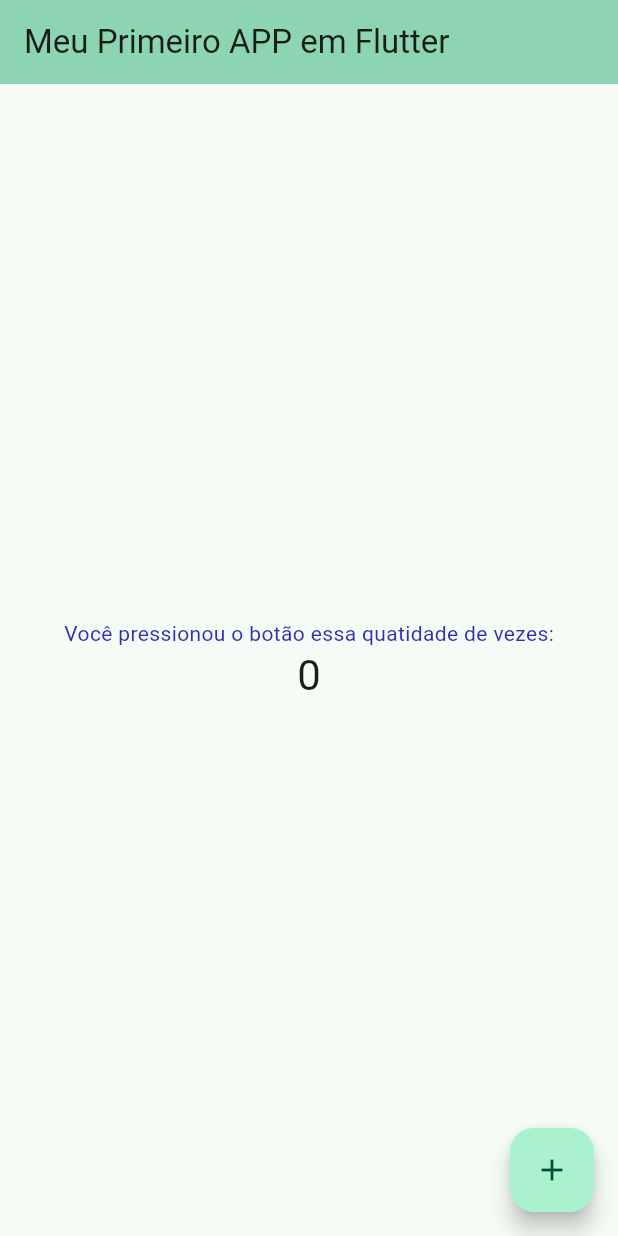
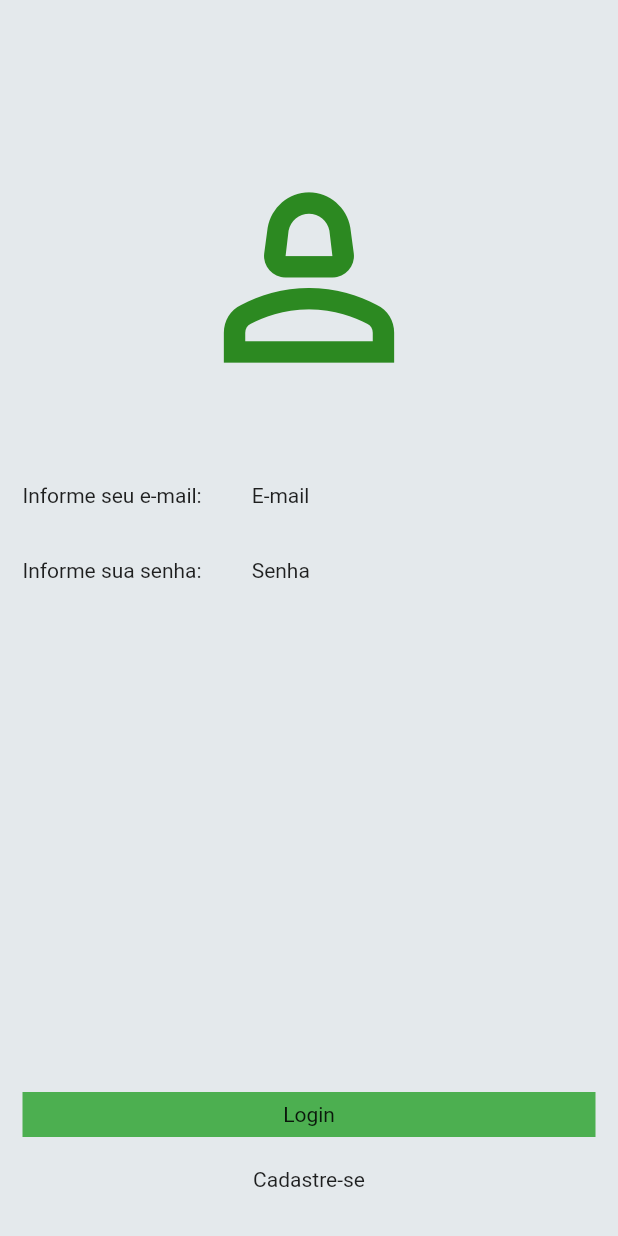
Before and after one commit to Williamalmeida27/Projeto_Flutter, a Flutter app: the screen it shows after launch, on a phone screen of 412 x 824 dp. Run offline on Flutter 3.47's test engine with Material 2 defaults, Android fonts, the phone set to English and light mode, and no system bars; our stand-ins replace google_fonts.

Commit message:
Atualizando o projeto em flutter v 0.1.0

```diff
--- a/lib/main.dart
+++ b/lib/main.dart
@@ -1,126 +1,9 @@
 import 'package:flutter/material.dart';
 
+import 'my_app.dart';
+
 void main() {
-  runApp(const MyApp());
+  //Todo void man é executado primeiro
+  runApp(
+      const MyApp()); //Todo runApp requer uma aplicação estado, neste caso apenas inicializar
 }
-
-class MyApp extends StatelessWidget {
-  const MyApp({super.key});
-
-  // This widget is the root of your application.
-  @override
-  Widget build(BuildContext context) {
-    return MaterialApp(
-      title: 'My_App',
-      theme: ThemeData(
-        // This is the theme of your application.
-        //
-        // TRY THIS: Try running your application with "flutter run". You'll see
-        // the application has a blue toolbar. Then, without quitting the app,
-        // try changing the seedColor in the colorScheme below to Colors.green
-        // and then invoke "hot reload" (save your changes or press the "hot
-        // reload" button in a Flutter-supported IDE, or press "r" if you used
-        // the command line to start the app).
-        //
-        // Notice that the counter didn't reset back to zero; the application
-        // state is not lost during the reload. To reset the state, use hot
-        // restart instead.
-        //
-        // This works for code too, not just values: Most code changes can be
-        // tested with just a hot reload.
-        colorScheme:
-            ColorScheme.fromSeed(seedColor: Color.fromARGB(255, 89, 239, 179)),
-        useMaterial3: true,
-      ),
-      home: const MyHomePage(title: 'Meu Primeiro APP em Flutter'),
-    );
-  }
-}
-
-class MyHomePage extends StatefulWidget {
-  const MyHomePage({super.key, required this.title});
-
-  // This widget is the home page of your application. It is stateful, meaning
-  // that it has a State object (defined below) that contains fields that affect
-  // how it looks.
-
-  // This class is the configuration for the state. It holds the values (in this
-  // case the title) provided by the parent (in this case the App widget) and
-  // used by the build method of the State. Fields in a Widget subclass are
-  // always marked "final".
-
-  final String title;
-
-  @override
-  State<MyHomePage> createState() => _MyHomePageState();
-}
-
-class _MyHomePageState extends State<MyHomePage> {
-  int _counter = 0;
-
-  void _incrementCounter() {
-    setState(() {
-      // This call to setState tells the Flutter framework that something has
-      // changed in this State, which causes it to rerun the build method below
-      // so that the display can reflect the updated values. If we changed
-      // _counter without calling setState(), then the build method would not be
-      // called again, and so nothing would appear to happen.
-      _counter++;
-    });
-  }
-
-  @override
-  Widget build(BuildContext context) {
-    // This method is rerun every time setState is called, for instance as done
-    // by the _incrementCounter method above.
-    //
-    // The Flutter framework has been optimized to make rerunning build methods
-    // fast, so that you can just rebuild anything that needs updating rather
-    // than having to individually change instances of widgets.
-    return Scaffold(
-      appBar: AppBar(
-        // TRY THIS: Try changing the color here to a specific color (to
-        // Colors.amber, perhaps?) and trigger a hot reload to see the AppBar
-        // change color while the other colors stay the same.
-        backgroundColor: Theme.of(context).colorScheme.inversePrimary,
-        // Here we take the value from the MyHomePage object that was created by
-        // the App.build method, and use it to set our appbar title.
-        title: Text(widget.title),
-      ),
-      body: Center(
-        // Center is a layout widget. It takes a single child and positions it
-        // in the middle of the parent.
-        child: Column(
-          // Column is also a layout widget. It takes a list of children and
-          // arranges them vertically. By default, it sizes itself to fit its
-          // children horizontally, and tries to be as tall as its parent.
-          //
-          // Column has various properties to control how it sizes itself and
-          // how it positions its children. Here we use mainAxisAlignment to
-          // center the children vertically; the main axis here is the vertical
-          // axis because Columns are vertical (the cross axis would be
-          // horizontal).
-          //
-          // TRY THIS: Invoke "debug painting" (choose the "Toggle Debug Paint"
-          // action in the IDE, or press "p" in the console), to see the
-          // wireframe for each widget.
-          mainAxisAlignment: MainAxisAlignment.center,
-          children: <Widget>[
-            const Text(
-              'Você pressionou o botão essa quatidade de vezes:',
-              style: TextStyle(
-                  color: Color.fromARGB(255, 46, 48, 176), fontSize: 14),
-            ),
-            Text('$_counter',
-                style: Theme.of(context).textTheme.headlineMedium),
-          ],
-        ),
-      ),
-      floatingActionButton: FloatingActionButton(
-        onPressed: _incrementCounter,
-        tooltip: 'Increment',
-        child: const Icon(Icons.add),
-      ), // This trailing comma makes auto-formatting nicer for build methods.
-    );
-  }
-}
--- /dev/null
+++ b/lib/my_app.dart
@@ -0,0 +1,21 @@
+import 'package:flutter/material.dart';
+import 'package:google_fonts/google_fonts.dart';
+
+import 'pages/login_page.dart';
+
+class MyApp extends StatelessWidget {
+  //Classe estado incial, não sofre alteração
+  const MyApp({super.key});
+
+  @override
+  Widget build(BuildContext context) {
+    //Criado para chama uma classe que seja stateful para sofre alterações
+    return MaterialApp(
+      //Aqui alteramos informações principais do visual e chamamos pages.
+      debugShowCheckedModeBanner: false,
+      theme: ThemeData(
+          primarySwatch: Colors.blue, textTheme: GoogleFonts.robotoTextTheme()),
+      home: const LoginPage(),
+    );
+  }
+}
--- /dev/null
+++ b/lib/pages/login_page.dart
@@ -0,0 +1,83 @@
+import 'package:flutter/material.dart';
+
+class LoginPage extends StatefulWidget {
+  const LoginPage({super.key});
+
+  @override
+  State<LoginPage> createState() => _LoginPageState();
+}
+
+class _LoginPageState extends State<LoginPage> {
+  @override
+  Widget build(BuildContext context) {
+    return SafeArea(
+      child: Scaffold(
+        backgroundColor: const Color.fromARGB(255, 228, 233, 236),
+        body: SizedBox(
+          width: double.infinity,
+          child: Column(
+            crossAxisAlignment: CrossAxisAlignment.center,
+            children: [
+              const SizedBox(
+                height: 100,
+              ),
+              const Icon(
+                Icons.person_2_outlined,
+                size: 170,
+                color: Color.fromARGB(255, 44, 137, 33),
+              ),
+              const SizedBox(
+                height: 35,
+              ),
+              Container(
+                width: double.infinity,
+                height: 30,
+                alignment: Alignment.center,
+                margin:
+                    const EdgeInsets.symmetric(horizontal: 15, vertical: 10),
+                child: const Row(
+                  children: [
+                    Expanded(flex: 2, child: Text("Informe seu e-mail:")),
+                    Expanded(flex: 3, child: Text("E-mail")),
+                  ],
+                ),
+              ),
+              Container(
+                width: double.infinity,
+                height: 30,
+                alignment: Alignment.center,
+                margin:
+                    const EdgeInsets.symmetric(horizontal: 15, vertical: 10),
+                child: const Row(
+                  children: [
+                    Expanded(flex: 2, child: Text("Informe sua senha:")),
+                    Expanded(flex: 3, child: Text("Senha")),
+                  ],
+                ),
+              ),
+              Expanded(child: Container()),
+              Container(
+                width: double.infinity,
+                color: Colors.green,
+                height: 30,
+                alignment: Alignment.center,
+                margin:
+                    const EdgeInsets.symmetric(horizontal: 15, vertical: 10),
+                child: const Text("Login"),
+              ),
+              Container(
+                alignment: Alignment.center,
+                margin:
+                    const EdgeInsets.symmetric(horizontal: 15, vertical: 10),
+                child: const Text("Cadastre-se"),
+              ),
+              const SizedBox(
+                height: 20,
+              )
+            ],
+          ),
+        ),
+      ),
+    );
+  }
+}
--- a/pubspec.yaml
+++ b/pubspec.yaml
@@ -28,6 +28,7 @@ environment:
 # the latest version available on pub.dev. To see which dependencies have newer
 # versions available, run `flutter pub outdated`.
 dependencies:
+  google_fonts: ^5.1.0
   flutter:
     sdk: flutter
 
```
Also changed, not shown: lib/pages/home_page.dart (added, +109 -0 lines), lib/service/gerador_numero_aleatorio_service.dart (added, +8 -0 lines), pubspec.lock, 2 other files.
